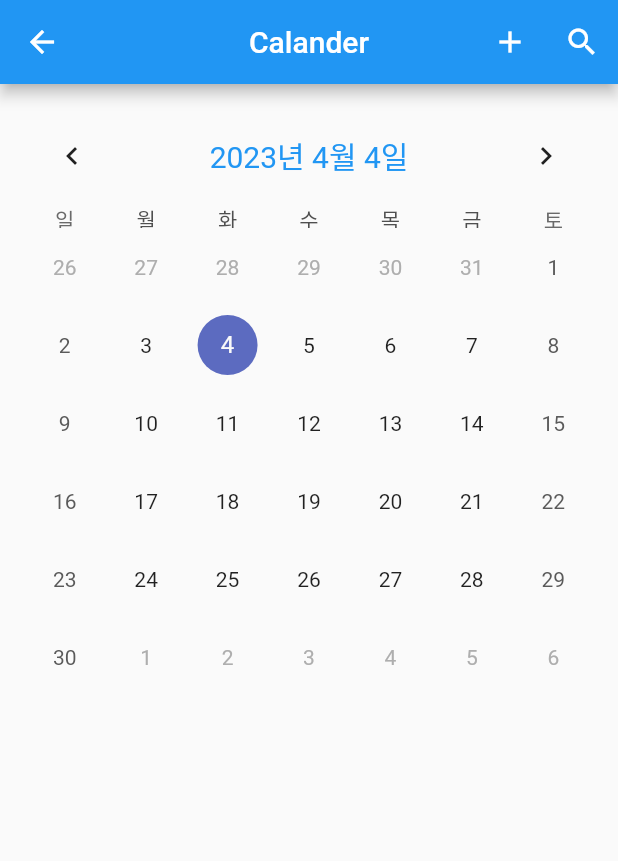
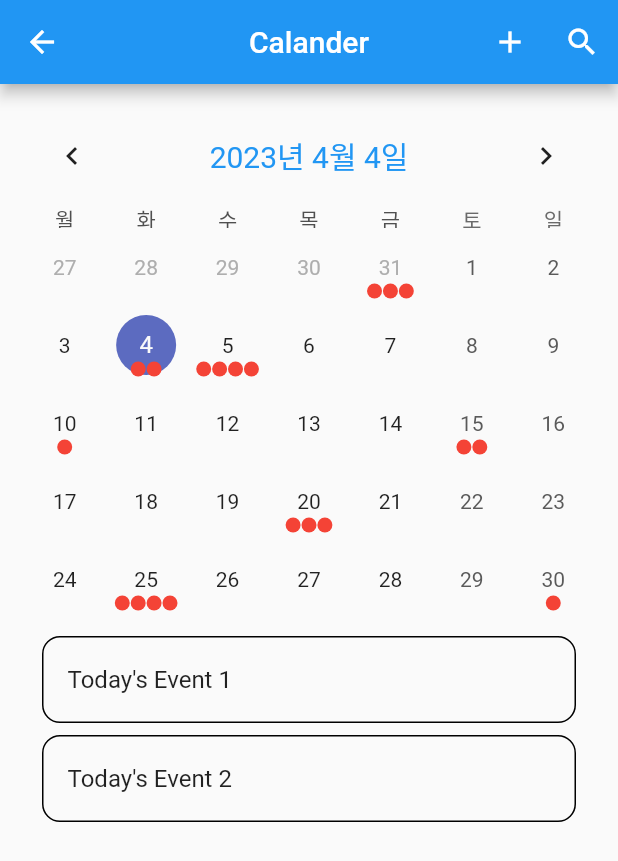
Before and after one commit to HoChanny/MyGreen, a Flutter app: the screen it shows after launch, after a tap on "calendar", on a phone screen of 412 x 824 dp. Shown: the top 861 px of the screen. Run offline on Flutter 3.47's test engine with Material 2 defaults, Android fonts, the light colour scheme and no system bars; drawn by our look-alikes of table_calendar; our stand-ins replace flutter_colorpicker, image_picker, permission_handler.

Commit message:
Feat : TavleCalendar Event 구현

```diff
--- a/lib/calendar/calendar.dart
+++ b/lib/calendar/calendar.dart
@@ -1,8 +1,8 @@
 import 'package:flutter/material.dart';
-import 'package:mygreen/calendar/widgets/AddButton.dart';
-import 'package:mygreen/calendar/widgets/SearchButton.dart';
+import 'package:mygreen/calendar/widgets/add_button.dart';
+import 'package:mygreen/calendar/widgets/search_button.dart';
 
-import 'package:mygreen/calendar/widgets/MyCalendar.dart';
+import 'package:mygreen/calendar/widgets/my_calendar.dart';
 
 class CalendarPage extends StatefulWidget {
   const CalendarPage({Key? key}) : super(key: key);
--- a/lib/calendar/widgets/AddButton.dart
+++ /dev/null
@@ -1,19 +0,0 @@
-import 'package:flutter/material.dart';
-
-class AddButton extends StatefulWidget {
-  _AddButton createState() => _AddButton();
-}
-
-class _AddButton extends State<AddButton> {
-  @override
-  Widget build(BuildContext context) {
-    return IconButton(
-      icon: const Icon(Icons.add),
-      tooltip: 'Add',
-      onPressed: () {
-        // ignore: avoid_print
-        print('Add button is clicked');
-      },
-    );
-  }
-}
--- a/lib/calendar/widgets/MyCalendar.dart
+++ /dev/null
@@ -1,70 +0,0 @@
-import 'package:flutter/material.dart';
-import 'package:intl/intl.dart';
-import 'package:table_calendar/table_calendar.dart';
-
-class MyCalendar extends StatefulWidget {
-  _MyCalendar createState() => _MyCalendar();
-}
-
-class _MyCalendar extends State<MyCalendar> {
-  DateTime selectedDay = DateTime(
-    DateTime.now().year,
-    DateTime.now().month,
-    DateTime.now().day,
-  );
-
-  DateTime focusedDay = DateTime.now();
-
-  Map<DateTime, List<Event>> events = {
-    //디비에서 가져온 데이터 입력해주기!
-    DateTime.utc(2023, 3, 13): [Event('title', '밥'), Event('title2', 'ㅁ')],
-  };
-
-  List<Event> _getEventsForDay(DateTime day) {
-    return events[day] ?? [];
-  }
-
-  @override
-  Widget build(BuildContext context) {
-    return TableCalendar(
-        locale: 'ko_KR', // 추가
-
-        firstDay: DateTime.utc(2010, 10, 16),
-        lastDay: DateTime.utc(2030, 3, 14),
-        focusedDay: focusedDay,
-        onDaySelected: (DateTime selectedDay, DateTime focusedDay) {
-          // 선택된 날짜의 상태를 갱신합니다.
-          setState(() {
-            this.selectedDay = selectedDay;
-            this.focusedDay = focusedDay;
-          });
-        },
-        selectedDayPredicate: (DateTime day) {
-          // selectedDay 와 동일한 날짜의 모양을 바꿔줍니다.
-          return isSameDay(selectedDay, day);
-        },
-        //헤더스타일
-        headerStyle: HeaderStyle(
-          titleCentered: true,
-          titleTextFormatter: (date, locale) =>
-              DateFormat.yMMMMd(locale).format(date),
-          formatButtonVisible: false,
-          titleTextStyle: const TextStyle(
-            fontSize: 20.0,
-            color: Colors.blue,
-          ),
-        ),
-        calendarStyle: const CalendarStyle(
-          markerSize: 10.0,
-          markerDecoration:
-              BoxDecoration(color: Colors.red, shape: BoxShape.circle),
-        ),
-        eventLoader: _getEventsForDay);
-  }
-}
-
-class Event {
-  String title;
-  String content;
-  Event(this.title, this.content);
-}
--- a/lib/calendar/widgets/SearchButton.dart
+++ /dev/null
@@ -1,19 +0,0 @@
-import 'package:flutter/material.dart';
-
-class SearchButton extends StatefulWidget {
-  _SearchButton createState() => _SearchButton();
-}
-
-class _SearchButton extends State<SearchButton> {
-  @override
-  Widget build(BuildContext context) {
-    return IconButton(
-      icon: const Icon(Icons.search),
-      tooltip: 'Search',
-      onPressed: () {
-        // ignore: avoid_print
-        print('Search button is clicked');
-      },
-    );
-  }
-}
--- /dev/null
+++ b/lib/calendar/widgets/add_button.dart
@@ -0,0 +1,19 @@
+import 'package:flutter/material.dart';
+
+class AddButton extends StatefulWidget {
+  _AddButton createState() => _AddButton();
+}
+
+class _AddButton extends State<AddButton> {
+  @override
+  Widget build(BuildContext context) {
+    return IconButton(
+      icon: const Icon(Icons.add),
+      tooltip: 'Add',
+      onPressed: () {
+        // ignore: avoid_print
+        print('Add button is clicked');
+      },
+    );
+  }
+}
--- /dev/null
+++ b/lib/calendar/widgets/my_calendar.dart
@@ -0,0 +1,164 @@
+// Copyright 2019 Aleksander Woźniak
+// SPDX-License-Identifier: Apache-2.0
+
+import 'package:flutter/material.dart';
+import 'package:intl/intl.dart';
+import 'package:table_calendar/table_calendar.dart';
+
+import '../../utils.dart';
+
+class MyCalendar extends StatefulWidget {
+  @override
+  _MyCalendarState createState() => _MyCalendarState();
+}
+
+class _MyCalendarState extends State<MyCalendar> {
+  late final ValueNotifier<List<Event>> _selectedEvents;
+  CalendarFormat _calendarFormat = CalendarFormat.month;
+  RangeSelectionMode _rangeSelectionMode = RangeSelectionMode
+      .toggledOff; // Can be toggled on/off by longpressing a date
+  DateTime _focusedDay = DateTime.now();
+  DateTime? _selectedDay;
+  DateTime? _rangeStart;
+  DateTime? _rangeEnd;
+
+  @override
+  void initState() {
+    super.initState();
+
+    _selectedDay = _focusedDay;
+    _selectedEvents = ValueNotifier(_getEventsForDay(_selectedDay!));
+  }
+
+  @override
+  void dispose() {
+    _selectedEvents.dispose();
+    super.dispose();
+  }
+
+  List<Event> _getEventsForDay(DateTime day) {
+    // Implementation example
+    return kEvents[day] ?? [];
+  }
+
+  List<Event> _getEventsForRange(DateTime start, DateTime end) {
+    // Implementation example
+    final days = daysInRange(start, end);
+
+    return [
+      for (final d in days) ..._getEventsForDay(d),
+    ];
+  }
+
+  void _onDaySelected(DateTime selectedDay, DateTime focusedDay) {
+    if (!isSameDay(_selectedDay, selectedDay)) {
+      setState(() {
+        _selectedDay = selectedDay;
+        _focusedDay = focusedDay;
+        _rangeStart = null; // Important to clean those
+        _rangeEnd = null;
+        _rangeSelectionMode = RangeSelectionMode.toggledOff;
+      });
+
+      _selectedEvents.value = _getEventsForDay(selectedDay);
+    }
+  }
+
+  void _onRangeSelected(DateTime? start, DateTime? end, DateTime focusedDay) {
+    setState(() {
+      _selectedDay = null;
+      _focusedDay = focusedDay;
+      _rangeStart = start;
+      _rangeEnd = end;
+      _rangeSelectionMode = RangeSelectionMode.toggledOn;
+    });
+
+    // `start` or `end` could be null
+    if (start != null && end != null) {
+      _selectedEvents.value = _getEventsForRange(start, end);
+    } else if (start != null) {
+      _selectedEvents.value = _getEventsForDay(start);
+    } else if (end != null) {
+      _selectedEvents.value = _getEventsForDay(end);
+    }
+  }
+
+  @override
+  Widget build(BuildContext context) {
+    return Scaffold(
+
+      body: Column(
+        children: [
+          TableCalendar<Event>(
+                    locale: 'ko_KR',
+
+            firstDay: kFirstDay,
+            lastDay: kLastDay,
+            focusedDay: _focusedDay,
+            selectedDayPredicate: (day) => isSameDay(_selectedDay, day),
+            rangeStartDay: _rangeStart,
+            rangeEndDay: _rangeEnd,
+            calendarFormat: _calendarFormat,
+            rangeSelectionMode: _rangeSelectionMode,
+            eventLoader: _getEventsForDay,
+            startingDayOfWeek: StartingDayOfWeek.monday,
+            headerStyle: HeaderStyle(
+          titleCentered: true,
+          titleTextFormatter: (date, locale) =>
+              DateFormat.yMMMMd(locale).format(date),
+          formatButtonVisible: false,
+          titleTextStyle: const TextStyle(
+            fontSize: 20.0,
+            color: Colors.blue,
+          ),
+        ),
+            calendarStyle: const CalendarStyle(
+          markerSize: 10.0,
+          markerDecoration:
+              BoxDecoration(color: Colors.red, shape: BoxShape.circle),
+        ),
+            onDaySelected: _onDaySelected,
+            onRangeSelected: _onRangeSelected,
+            onFormatChanged: (format) {
+              if (_calendarFormat != format) {
+                setState(() {
+                  _calendarFormat = format;
+                });
+              }
+            },
+            onPageChanged: (focusedDay) {
+              _focusedDay = focusedDay;
+            },
+          ),
+          const SizedBox(height: 8.0),
+          Expanded(
+            child: ValueListenableBuilder<List<Event>>(
+              valueListenable: _selectedEvents,
+              builder: (context, value, _) {
+                return ListView.builder(
+                  itemCount: value.length,
+                  itemBuilder: (context, index) {
+                    return Container(
+                      margin: const EdgeInsets.symmetric(
+                        horizontal: 12.0,
+                        vertical: 4.0,
+                      ),
+                      decoration: BoxDecoration(
+                        border: Border.all(),
+                        borderRadius: BorderRadius.circular(12.0),
+                      ),
+                      child: ListTile(
+                        onTap: () => print('${value[index]}'),
+                        title: Text('${value[index]}'),
+                      ),
+                    );
+                  },
+                );
+              },
+            ),
+          ),
+        ],
+      ),
+    );
+  }
+}
--- /dev/null
+++ b/lib/calendar/widgets/search_button.dart
@@ -0,0 +1,19 @@
+import 'package:flutter/material.dart';
+
+class SearchButton extends StatefulWidget {
+  _SearchButton createState() => _SearchButton();
+}
+
+class _SearchButton extends State<SearchButton> {
+  @override
+  Widget build(BuildContext context) {
+    return IconButton(
+      icon: const Icon(Icons.search),
+      tooltip: 'Search',
+      onPressed: () {
+        // ignore: avoid_print
+        print('Search button is clicked');
+      },
+    );
+  }
+}
--- /dev/null
+++ b/lib/utils.dart
@@ -0,0 +1,51 @@
+// 달력 이벤트 예시 파일입니다.
+
+import 'dart:collection';
+
+import 'package:table_calendar/table_calendar.dart';
+
+/// Example event class.
+class Event {
+  final String title;
+
+  const Event(this.title);
+
+  @override
+  String toString() => title;
+}
+
+/// Example events.
+///
+/// Using a [LinkedHashMap] is highly recommended if you decide to use a map.
+final kEvents = LinkedHashMap<DateTime, List<Event>>(
+  equals: isSameDay,
+  hashCode: getHashCode,
+)..addAll(_kEventSource);
+
+final _kEventSource = Map.fromIterable(List.generate(50, (index) => index),
+    key: (item) => DateTime.utc(kFirstDay.year, kFirstDay.month, item * 5),
+    value: (item) => List.generate(
+        item % 4 + 1, (index) => Event('Event $item | ${index + 1}')))
+  ..addAll({
+    kToday: [
+      Event('Today\'s Event 1'),
+      Event('Today\'s Event 2'),
+    ],
+  });
+
+int getHashCode(DateTime key) {
+  return key.day * 1000000 + key.month * 10000 + key.year;
+}
+
+/// Returns a list of [DateTime] objects from [first] to [last], inclusive.
+List<DateTime> daysInRange(DateTime first, DateTime last) {
+  final dayCount = last.difference(first).inDays + 1;
+  return List.generate(
+    dayCount,
+    (index) => DateTime.utc(first.year, first.month, first.day + index),
+  );
+}
+
+final kToday = DateTime.now();
+final kFirstDay = DateTime(kToday.year, kToday.month - 3, kToday.day);
+final kLastDay = DateTime(kToday.year, kToday.month + 3, kToday.day);
```
Also changed, not shown: 6 other files.
